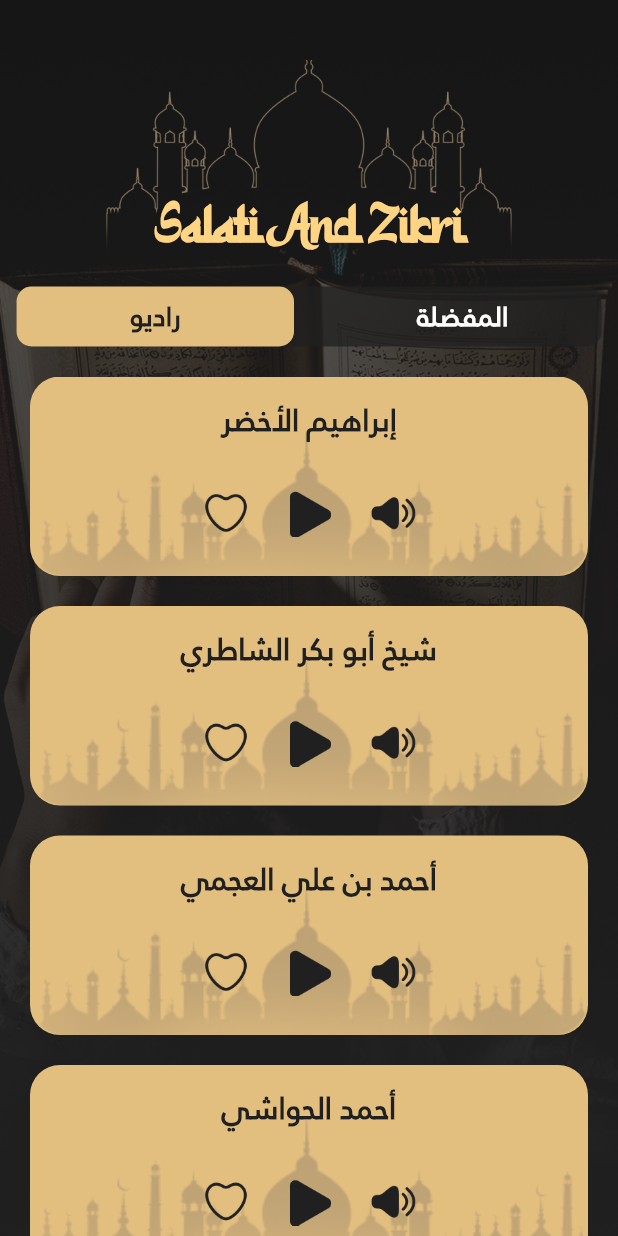
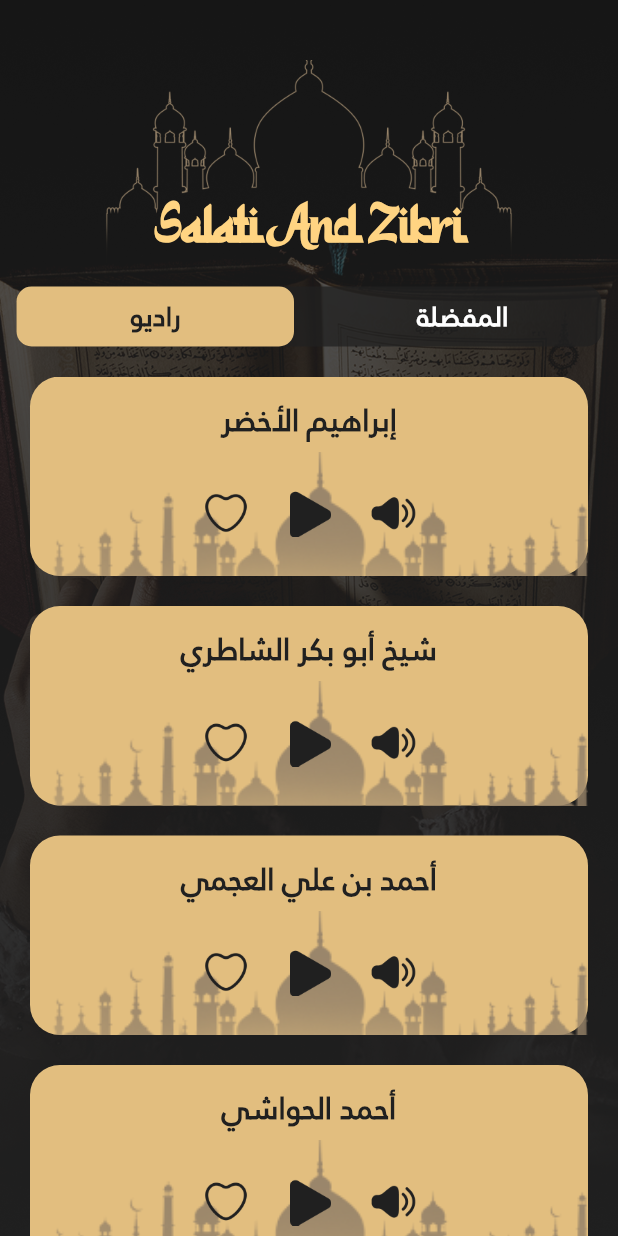
Before and after one commit to MohamedHanfy0/salati_and_zikri, a Flutter app: the RadioView screen opened directly, on a phone screen of 412 x 824 dp. Run offline on Flutter 3.47's test engine with Material 3 defaults, Android fonts, the light colour scheme and no system bars; our stand-ins replace audioplayers, bloc, flutter_bloc, flutter_svg, get_it, go_router and 3 more; accounts and stored records are empty.

Commit message:
refactor play

```diff
--- a/lib/features/radio/presentation/widget/item_radio_widget.dart
+++ b/lib/features/radio/presentation/widget/item_radio_widget.dart
@@ -10,7 +10,9 @@ class ItemRadioWidget extends StatelessWidget {
     required this.play,
     required this.like,
     required this.volum,
-    required this.mute, required this.isPly, required this.disLike,
+    required this.mute,
+    required this.isPly,
+    required this.disLike,
   });
 
   final String name;
@@ -30,14 +32,25 @@ class ItemRadioWidget extends StatelessWidget {
       decoration: BoxDecoration(
         borderRadius: BorderRadius.circular(20),
         color: AppColors.kGoldColor,
-        image: DecorationImage(
-            image: AssetImage(Assets.assetsImagesMosquBottom),
-            fit: BoxFit.fitWidth,
-            opacity: 0.5,
-            alignment: Alignment.bottomCenter),
+
       ),
-      child: Column(
-
+      child: Stack(children: [
+        Positioned(
+          top: 50,
+          child: SizedBox(
+            // alignment: Alignment.bottomCenter,
+            // color: Colors.amber,
+            height: isPly ? 120 : 97,
+            width: 390,
+            child: Image.asset(
+              isPly ? Assets.assetsImagesMusic : Assets.assetsImagesMosquBottom,
+              width: double.infinity,
+              fit: BoxFit.fitHeight,
+              alignment: Alignment.bottomCenter,
+            ),
+          ),
+        ),
+        Column(
           children: [
             SizedBox(
               height: 15,
@@ -61,8 +74,9 @@ class ItemRadioWidget extends StatelessWidget {
                 GestureDetector(
                   onTap: like,
                   child: Image.asset(
-                  disLike ?
-                  Assets.assetsImagesVector : Assets.assetsImagesDislike,
+                    disLike
+                        ? Assets.assetsImagesVector
+                        : Assets.assetsImagesDislike,
                     width: 32,
                     height: 29,
                   ),
@@ -70,7 +84,9 @@ class ItemRadioWidget extends StatelessWidget {
                 GestureDetector(
                   onTap: play,
                   child: Image.asset(
-                  isPly ? Assets.assetsImagesPause : Assets.assetsImagesPolygon,
+                    isPly
+                        ? Assets.assetsImagesPause
+                        : Assets.assetsImagesPolygon,
                     width: 31,
                     height: 31,
                   ),
@@ -90,6 +106,7 @@ class ItemRadioWidget extends StatelessWidget {
             ),
           ],
         ),
+      ]),
     );
   }
 }
```
Also changed, not shown: assets/images/music.png. Lines whose indentation alone changed are shown as unchanged.
